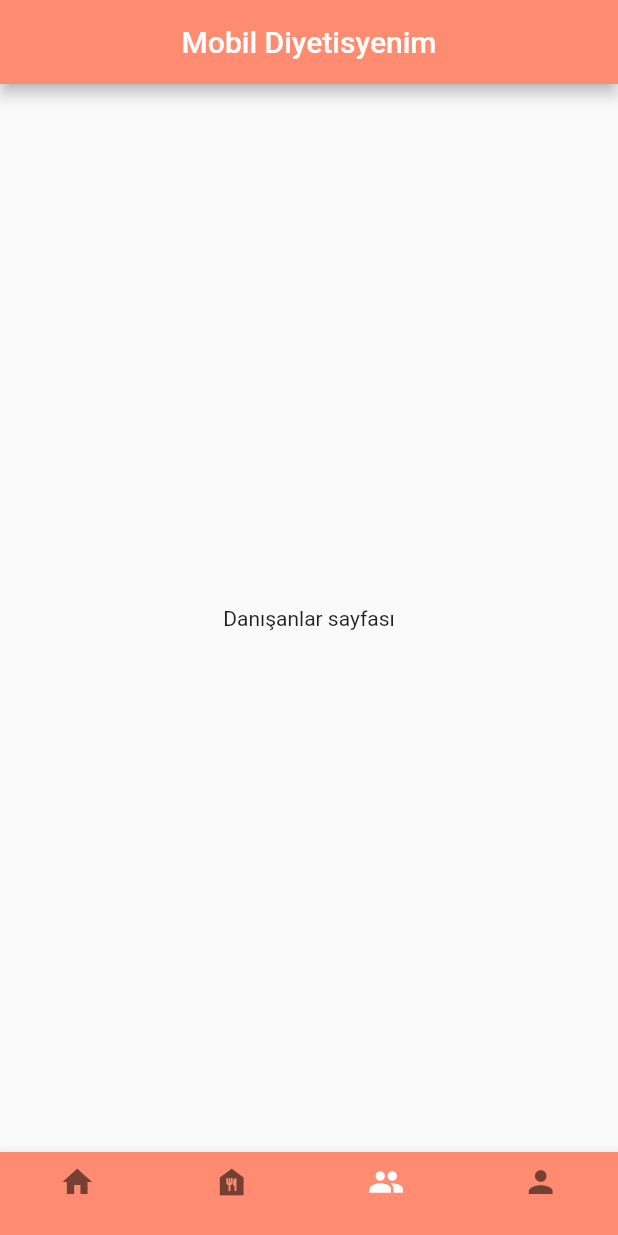
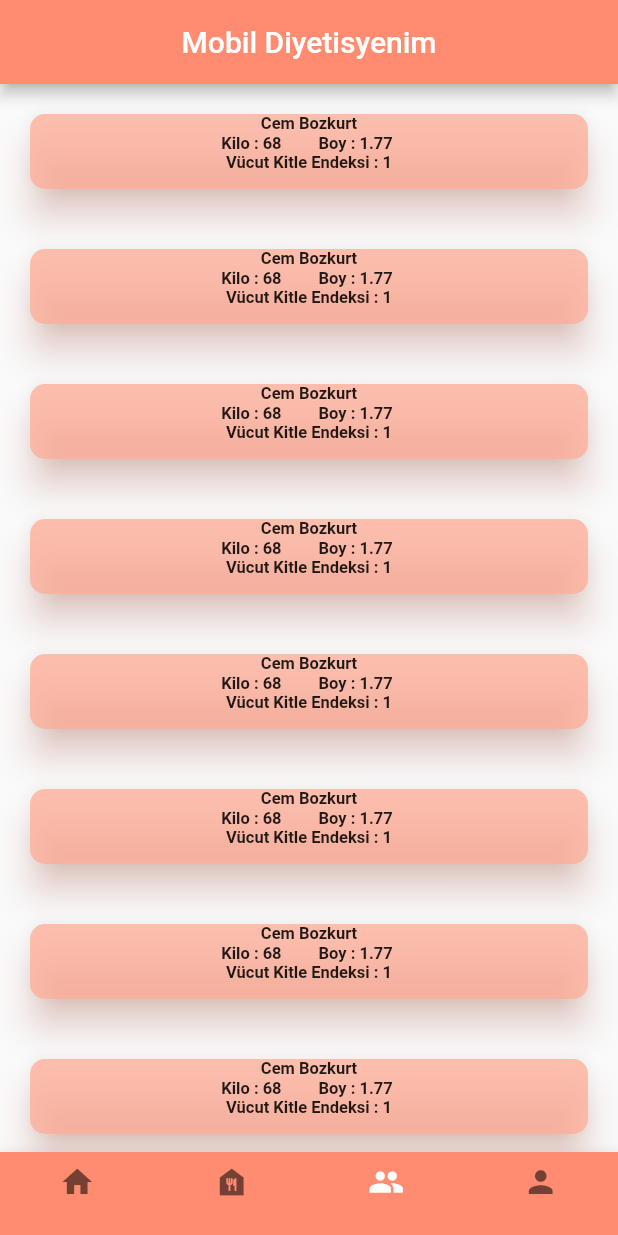
Before and after one commit to gsodyan2/MobilDiyetisyenim, a Flutter app: the screen it shows after launch, item 3 of the bottom bar chosen, on a phone screen of 412 x 824 dp. Run offline on Flutter 3.47's test engine with Material 2 defaults, Android fonts, the phone set to English and light mode, and no system bars; our stand-ins replace google_fonts.

Commit message:
Diyetisyen danışan bilgisi sayfası

```diff
--- a/lib/DiyetisyenPages/DiyetistenDanisanlarPage.dart
+++ b/lib/DiyetisyenPages/DiyetistenDanisanlarPage.dart
@@ -1,12 +1,100 @@
 import 'package:flutter/material.dart';
+import 'package:flutter_application_1/ThemeRelatedSources/AppColors.dart';
 
 class DiyetisyenDanisanlarPage extends StatelessWidget {
   const DiyetisyenDanisanlarPage({super.key});
 
   @override
   Widget build(BuildContext context) {
-    return const Center(
-      child: Text("Danışanlar sayfası"),
-    );
+    return ListView(children: const [
+      DanisanInfoCard(
+        username: "Cem Bozkurt",
+        weight: "68",
+        height: "1.77",
+        bodyIndex: "1",
+      ),
+      DanisanInfoCard(
+        username: "Cem Bozkurt",
+        weight: "68",
+        height: "1.77",
+        bodyIndex: "1",
+      ),
+      DanisanInfoCard(
+        username: "Cem Bozkurt",
+        weight: "68",
+        height: "1.77",
+        bodyIndex: "1",
+      ),
+      DanisanInfoCard(
+        username: "Cem Bozkurt",
+        weight: "68",
+        height: "1.77",
+        bodyIndex: "1",
+      ),
+      DanisanInfoCard(
+        username: "Cem Bozkurt",
+        weight: "68",
+        height: "1.77",
+        bodyIndex: "1",
+      ),
+      DanisanInfoCard(
+        username: "Cem Bozkurt",
+        weight: "68",
+        height: "1.77",
+        bodyIndex: "1",
+      ),
+      DanisanInfoCard(
+        username: "Cem Bozkurt",
+        weight: "68",
+        height: "1.77",
+        bodyIndex: "1",
+      ),
+      DanisanInfoCard(
+        username: "Cem Bozkurt",
+        weight: "68",
+        height: "1.77",
+        bodyIndex: "1",
+      )
+    ]);
   }
 }
+
+class DanisanInfoCard extends StatelessWidget {
+  const DanisanInfoCard(
+      {Key? key,
+      required this.username,
+      required this.weight,
+      required this.height,
+      required this.bodyIndex})
+      : super(key: key);
+
+  final String username;
+  final String weight;
+  final String height;
+  final String bodyIndex;
+
+  @override
+  Widget build(BuildContext context) {
+    return Card(
+        shadowColor: AppColors.danisanCardBackgroundColor,
+        margin: const EdgeInsets.all(20),
+        shape: const RoundedRectangleBorder(
+            side: BorderSide.none,
+            borderRadius: BorderRadius.all(Radius.circular(10))),
+        elevation: 10,
+        color: AppColors.danisanCardBackgroundColor,
+        child: SizedBox(
+            height: 50,
+            child: Column(children: [
+              Text(username,
+                  style: const TextStyle(
+                      fontSize: 11, fontWeight: FontWeight.bold)),
+              Text('Kilo : $weight         Boy : $height ',
+                  style: const TextStyle(
+                      fontSize: 11, fontWeight: FontWeight.bold)),
+              Text("Vücut Kitle Endeksi : $bodyIndex",
+                  style: const TextStyle(
+                      fontSize: 11, fontWeight: FontWeight.bold))
+            ])));
+  }
+}
--- a/lib/ThemeRelatedSources/AppColors.dart
+++ b/lib/ThemeRelatedSources/AppColors.dart
@@ -2,4 +2,5 @@ import 'package:flutter/animation.dart';
 
 class AppColors {
   static Color mainBackgrounColor = Color.fromRGBO(255, 139, 113, 1);
+  static Color danisanCardBackgroundColor = Color.fromARGB(192, 255, 172, 151);
 }
```
